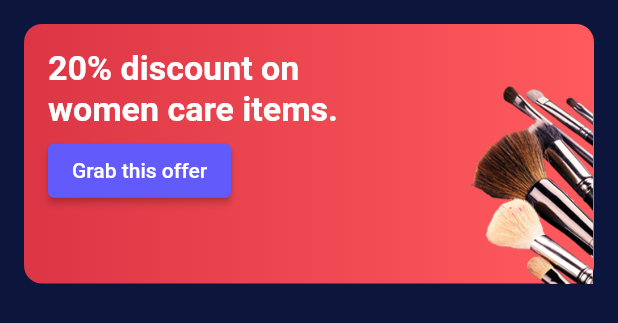
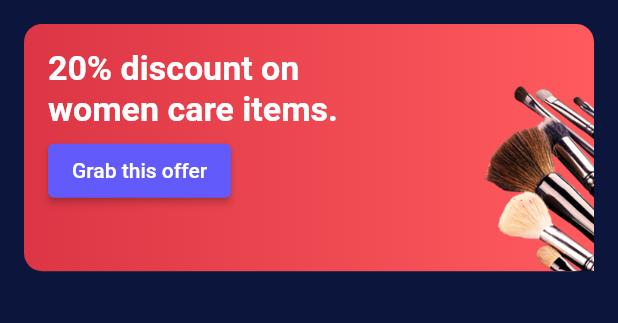
Before and after one commit to Alaminpk05/Suha, a Flutter app: the DiscountSection widget shown alone on an empty page, opened directly, on a phone screen of 412 x 824 dp. Shown: the top 323 px of the screen. Run offline on Flutter 3.47's test engine with Material 3 defaults, Android fonts, the light colour scheme and no system bars; our stand-ins replace percent_indicator, responsive_sizer, smooth_page_indicator.

Commit message:
upload discount2 and featured section

```diff
--- a/lib/main.dart
+++ b/lib/main.dart
@@ -21,12 +21,12 @@ class MyApp extends StatelessWidget {
         title: 'Demo Ui',
         theme: ThemeData(
 
-          appBarTheme: AppBarTheme(
+          appBarTheme: const AppBarTheme(
 
 
             backgroundColor: Color.fromRGBO(51, 40, 88, 1),),
-          scaffoldBackgroundColor:  Color.fromRGBO(12, 21, 59, 1),
-          bottomNavigationBarTheme: BottomNavigationBarThemeData(
+          scaffoldBackgroundColor:  const Color.fromRGBO(12, 21, 59, 1),
+          bottomNavigationBarTheme: const BottomNavigationBarThemeData(
             backgroundColor: Color.fromRGBO(51, 40, 88, 1)
           ),
 
@@ -34,7 +34,7 @@ class MyApp extends StatelessWidget {
           useMaterial3: false,
         ),
         debugShowCheckedModeBanner: false,
-        home:  Tabapges(),
+        home:  const Tabapges(),
       );},
     );
   }
--- a/lib/navigatepage.dart
+++ b/lib/navigatepage.dart
@@ -8,7 +8,7 @@ class NavigatePage extends StatelessWidget {
   Widget build(BuildContext context) {
     return  Scaffold(
       appBar: AppBar(
-        title:Text("Navigation Page"),
+        title:const Text("Navigation Page"),
       ),
     );
   }
--- a/lib/pages/Home/Widgets/SectionWidgets/discount.dart
+++ b/lib/pages/Home/Widgets/SectionWidgets/discount.dart
@@ -12,7 +12,7 @@ class DiscountSection extends StatelessWidget {
   @override
   Widget build(BuildContext context) {
     return Container(
-      height:21.h,
+      height:20.h,
       width: double.infinity,
       margin: const EdgeInsets.all(16),
       decoration: BoxDecoration(
@@ -32,13 +32,14 @@ class DiscountSection extends StatelessWidget {
           // Positioned for the brush image on the right
           Positioned(
             top: 5.h,
-            right: 0.w,
+            right: -1.5.w,
             bottom:0.h,
             child: Image.asset(
               'assets/make-up.png', // Your image path here
               height: 18.h,
-              width: 20.w
-              ,
+              width: 20.w,
+              fit: BoxFit.contain,
+
             ),
           ),
           Padding(
--- a/lib/pages/Home/Widgets/SectionWidgets/discount2.dart
+++ b/lib/pages/Home/Widgets/SectionWidgets/discount2.dart
@@ -0,0 +1,94 @@
+import 'package:flutter/cupertino.dart';
+import 'package:flutter/material.dart';
+import 'package:responsive_sizer/responsive_sizer.dart';
+import '../singlewidgets/textwidget.dart';
+
+
+class DiscountSection2 extends StatelessWidget {
+  const DiscountSection2({
+    super.key,
+  });
+
+  @override
+  Widget build(BuildContext context) {
+    return Container(
+      height:20.h,
+      width: double.infinity,
+      margin: const EdgeInsets.all(16),
+      decoration: BoxDecoration(
+        gradient: const LinearGradient(
+          colors: [
+            Color.fromRGBO(17, 92, 211,1),
+            Color.fromRGBO(40, 91, 222,1),
+            Color.fromRGBO(74,90 ,238,1),
+            Color.fromRGBO(97,90 ,250,1),
+          ],
+          begin: Alignment.centerLeft,
+          end: Alignment.centerRight,
+        ),
+        // Background color matching the image
+        borderRadius: BorderRadius.circular(12), // Rounded corners
+      ),
+      child: Stack(
+        children: [
+          // Positioned for the brush image on the right
+          Align(
+            alignment: Alignment.center,
+            child: Row(
+              children: [
+                Container(
+                  height: 8.5.h,
+                  width: 30.w
+                  ,
+                  child: Image.asset(
+                    'assets/discount.png', // Your image path here
+                    fit: BoxFit.contain,
+
+                  ),
+                ),
+                Flexible(
+                  child: RichText(
+
+                    softWrap: true,
+                      overflow: TextOverflow.visible,
+                      text: TextSpan(
+                    children:[
+                      textspan(text:"Get20% dicount!\n",
+                          fontsize: 21.sp,
+                          color: Colors.white,
+                          fontweight: FontWeight.w700),
+                      WidgetSpan(child: SizedBox(height: 3.h,)),
+
+                      textspan(text: 'To get discount,enter\nthe',
+                          fontsize: 16.5.sp, color: Colors.white,
+                          fontweight: FontWeight.w400),
+                      textspan(text:" Get20 ", fontsize: 17.sp,
+                          color: Colors.white,
+                          fontweight: FontWeight.w700),
+                      textspan(text: 'code on the checkout page.',
+                          fontsize: 16.sp, color: Colors.white,
+                          fontweight: FontWeight.w400),
+                    ]
+                  )),
+                )
+
+              ],
+            ),
+          ),
+
+        ],
+      ),
+    );
+  }
+
+  TextSpan textspan({required String text,required double fontsize,required Color color,required FontWeight fontweight}) {
+    return TextSpan(
+      spellOut: true,
+      text:text,
+      style: TextStyle(overflow: TextOverflow.visible,
+                      fontSize: fontsize,
+                      fontWeight:fontweight,
+                      color: Colors.white),
+    );
+  }
+}
--- a/lib/pages/Home/Widgets/SectionWidgets/featuredproductsSection.dart
+++ b/lib/pages/Home/Widgets/SectionWidgets/featuredproductsSection.dart
@@ -0,0 +1,58 @@
+import 'package:flutter/cupertino.dart';
+import 'package:flutter/material.dart';
+import 'package:percent_indicator/linear_percent_indicator.dart';
+import 'package:responsive_sizer/responsive_sizer.dart';
+import 'package:shuhaui/pages/Home/Widgets/singlewidgets/viewallButton.dart';
+
+import '../../../productproductlist.dart';
+import '../singlewidgets/featuredproducts.dart';
+
+class Featuredproductssection extends StatefulWidget {
+  const Featuredproductssection({super.key});
+
+  @override
+  State<Featuredproductssection> createState() =>
+      _FeaturedproductssectionState();
+}
+
+class _FeaturedproductssectionState extends State<Featuredproductssection> {
+  @override
+  Widget build(BuildContext context) {
+    return Padding(
+      padding: EdgeInsets.only(left: 3.w),
+      child: Column(
+
+        crossAxisAlignment: CrossAxisAlignment.start,
+        children: [
+          ViewProductlist(productListviewTitle: "Featured Products", ontab: () {}),
+          Row(
+            children: [
+              FeaturedProducts(image: 'assets/14.png',
+                title: 'Blue Skateboard',
+                newprice: '39', oldprice: '89',ontap: (){},),
+              FeaturedProducts(image: 'assets/15.png',
+                title: 'Travel Bag',
+                newprice: '14.7', oldprice: '21',ontap: (){},),
+              FeaturedProducts(image: 'assets/16.png',
+                title: 'Cotton T- Shirt',
+                newprice: '3.69', oldprice: '5',ontap: (){},),
+            ],
+          ),
+          Row(
+            children: [
+              FeaturedProducts(image: 'assets/21.png',
+                title: 'ECG Rice Maker',
+                newprice: '9.99', oldprice: '13',ontap: (){},),
+              FeaturedProducts(image: 'assets/20.png',
+                title: 'Beauty Cent',
+                newprice: '5.99', oldprice: '8',ontap: (){},),
+              FeaturedProducts(image: 'assets/19.png',
+                title: 'Basketball',
+                newprice: '16', oldprice: '19',ontap: (){},),
+            ],
+          ),
+        ],
+      ),
+    );
+  }
+}
--- a/lib/pages/Home/Widgets/singlewidgets/featuredproducts.dart
+++ b/lib/pages/Home/Widgets/singlewidgets/featuredproducts.dart
@@ -0,0 +1,131 @@
+import 'package:flutter/cupertino.dart';
+import 'package:flutter/material.dart';
+import 'package:responsive_sizer/responsive_sizer.dart';
+
+import '../../../productproductlist.dart';
+
+class FeaturedProducts extends StatelessWidget {
+  final String image;
+  final String title;
+  final String newprice;
+  final String oldprice;
+  final void Function()? ontap;
+  const FeaturedProducts({
+    super.key, required this.image, required this.title, required this.newprice, required this.oldprice, this.ontap,
+  });
+
+  @override
+  Widget build(BuildContext context) {
+    return GestureDetector(
+      onTap: ontap,
+      child: Container(
+          height: 20.h,
+          width: 30.w,
+          margin: EdgeInsets.only(
+              top: .5.h, left: 0.5.w, right: 0.5.h, bottom: 0.5.h),
+          padding: EdgeInsets.only(right: 0.5.w),
+          decoration: BoxDecoration(
+              color: const Color.fromRGBO(36, 38, 68, 1),
+              borderRadius: BorderRadius.circular(10)),
+
+          child: Stack(
+            children:[
+              Padding(
+                padding:  EdgeInsets.only(top: 2.5.h),
+                child: Column(
+                  crossAxisAlignment: CrossAxisAlignment.start,
+                  mainAxisAlignment: MainAxisAlignment.start,
+                  children: [
+
+                    Center(
+
+                        child: Container(
+                          height: 9.h,
+                          width: 30.w
+                          ,
+                          child: Image.asset(
+                            image,
+                            fit: BoxFit.contain,
+                          ),
+                        )),
+                    SizedBox(
+                      height: 1.2.h,
+                    ),
+                    Padding(
+                      padding: EdgeInsets.only(left: 4.w,right:3.5.w),
+                      child: Column(
+                        crossAxisAlignment: CrossAxisAlignment.start,
+                        children: [
+                          Text(
+                            title,
+                            style: TextStyle(
+                                color: Colors.white,
+                                fontSize: 16.5.sp,
+                                fontWeight: FontWeight.w700),
+                            overflow: TextOverflow.ellipsis,
+                          ),
+                          SizedBox(
+                            height: 1.h,
+                          ),
+                          Row(children: [
+                            Text(
+                              "\$$newprice",
+                              style: TextStyle(
+                                  color: Colors.white,
+                                  fontSize: 16.sp,
+                                  fontWeight: FontWeight.w700),
+                              overflow: TextOverflow.ellipsis,
+                            ),
+                            SizedBox(width: 1.w),
+                            Center(
+                              child: Text(
+                                "\$$oldprice",
+                                style: TextStyle(
+                                  color: Color.fromRGBO(116, 119, 148, 1),
+                                  fontSize: 16.sp,
+                                  fontWeight: FontWeight.w600,
+                                  decoration: TextDecoration.lineThrough,
+                                  decorationColor:
+                                  Color.fromRGBO(116, 119, 148, 1),
+                                  decorationThickness: 0.3.h,
+                                ),
+                                overflow: TextOverflow.ellipsis,
+                              ),
+                            ),
+                          ]),
+
+                        ],
+                      ),
+                    ),
+                  ],
+                ),
+              ),
+              Positioned(
+                left: 2.3.w,
+                top: 1.5.h,
+                child: Container(
+                  height:3.h,
+                  width: 6.5.w,
+                  decoration: const BoxDecoration(
+                    image: DecorationImage(image: AssetImage('assets/circle.png',),fit: BoxFit.contain),
+                  ),
+
+                ),
+              ),
+              Positioned(
+                left: 4.w,
+                top:2.3.h,
+
+                child:Container(
+                  height:1.4.h,
+                  width: 3.w,
+                  decoration: const BoxDecoration(
+                    image: DecorationImage(image: AssetImage('assets/star (1).png',),fit: BoxFit.contain),
+                  ),
+                ), ),
+
+            ],
+          )),
+    );
+  }
+}
--- a/lib/pages/Home/home_view.dart
+++ b/lib/pages/Home/home_view.dart
@@ -3,6 +3,8 @@ import 'dart:async';
 import 'package:flutter/cupertino.dart';
 import 'package:flutter/material.dart';
 import 'package:responsive_sizer/responsive_sizer.dart';
+import 'package:shuhaui/pages/Home/Widgets/SectionWidgets/discount2.dart';
+import 'package:shuhaui/pages/Home/Widgets/SectionWidgets/featuredproductsSection.dart';
 
 import 'Widgets/SectionWidgets/category.dart';
 import 'Widgets/SectionWidgets/cycloneoffer.dart';
@@ -128,6 +130,8 @@ class _HomeScreenState extends State<HomeScreen> {
                   digitSeconds: digitSeconds),
               DiscountSection(),
               WeeklyBestSellerSection(),
+              DiscountSection2(),
+              Featuredproductssection(),
             ],
           ),
         ),
```
